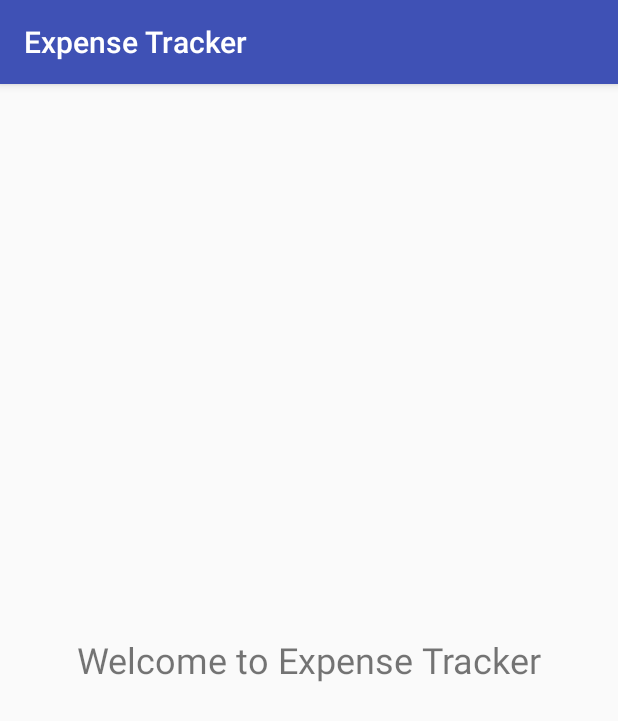
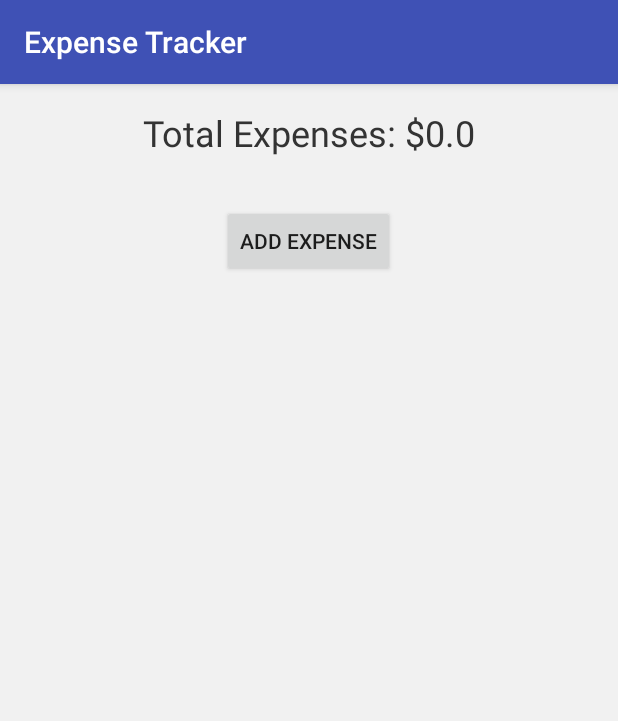
Before and after one commit to Shreeom03/Expense-Tracker-Project, an Android app: the screen it shows after launch (HomeActivity), on a phone screen of 412 x 824 dp. Shown: the top 721 px of the screen. Run offline under Robolectric (Android 15) with nearby library versions, the phone set to English and light mode, and no system bars; our stand-ins replace Firebase (no records; nobody signed in at launch, a user with empty details on screens opened directly).

Commit message:
Updating DB

```diff
--- a/app/build.gradle.kts
+++ b/app/build.gradle.kts
@@ -1,6 +1,6 @@
 plugins {
     alias(libs.plugins.android.application)
-//    id("com.android.application")
+    id("com.android.application")
 //    id("com.google.gms.google-services")
     id("com.google.gms.google-services") version "4.4.2" apply false
 }
@@ -34,6 +34,30 @@ android {
     }
 }
 
+buildscript {
+
+    repositories {
+        // Make sure that you have the following two repositories
+        google()  // Google's Maven repository
+        mavenCentral()  // Maven Central repository
+    }
+
+    dependencies {
+
+        // Add the Maven coordinates and latest version of the plugin
+        classpath ("PLUGIN_MAVEN_COORDINATES:PLUGIN_VERSION")
+    }
+}
+
+allprojects {
+
+    repositories {
+        // Make sure that you have the following two repositories
+        google()  // Google's Maven repository
+        mavenCentral()  // Maven Central repository
+    }
+}
+
 dependencies {
 
     implementation(libs.appcompat)
--- a/app/src/main/java/com/example/labeval/HomeActivity.java
+++ b/app/src/main/java/com/example/labeval/HomeActivity.java
@@ -1,24 +1,103 @@
 package com.example.labeval;
 
+import android.content.Intent;
 import android.os.Bundle;
+import android.view.View;
+import android.widget.Button;
+import android.widget.LinearLayout;
+import android.widget.TextView;
+import android.widget.Toast;
 
-import androidx.activity.EdgeToEdge;
 import androidx.appcompat.app.AppCompatActivity;
-import androidx.core.graphics.Insets;
-import androidx.core.view.ViewCompat;
-import androidx.core.view.WindowInsetsCompat;
+
+import com.google.firebase.firestore.CollectionReference;
+import com.google.firebase.firestore.DocumentSnapshot;
+import com.google.firebase.firestore.FirebaseFirestore;
+import com.google.firebase.firestore.QuerySnapshot;
+
+import java.util.HashMap;
+import java.util.Map;
 
 public class HomeActivity extends AppCompatActivity {
+
+    private TextView totalExpensesText;
+    private LinearLayout expenseCategoriesLayout;
+    private Button addExpenseButton;
+    private FirebaseFirestore db;
 
     @Override
     protected void onCreate(Bundle savedInstanceState) {
         super.onCreate(savedInstanceState);
-        EdgeToEdge.enable(this);
         setContentView(R.layout.activity_home);
-        ViewCompat.setOnApplyWindowInsetsListener(findViewById(R.id.main), (v, insets) -> {
-            Insets systemBars = insets.getInsets(WindowInsetsCompat.Type.systemBars());
-            v.setPadding(systemBars.left, systemBars.top, systemBars.right, systemBars.bottom);
-            return insets;
+
+        // Initialize Firebase Firestore
+        db = FirebaseFirestore.getInstance();
+
+        totalExpensesText = findViewById(R.id.total_expenses);
+        expenseCategoriesLayout = findViewById(R.id.expense_categories);
+        addExpenseButton = findViewById(R.id.add_expense_button);
+
+        // Load expenses from Firestore
+        loadExpenses();
+    }
+
+    private void loadExpenses() {
+        CollectionReference expensesRef = db.collection("expenses");
+
+        // Retrieve all expenses
+        expensesRef.get().addOnCompleteListener(task -> {
+            if (task.isSuccessful()) {
+                // Data is fetched from Firestore
+                QuerySnapshot querySnapshot = task.getResult();
+                double totalExpenses = 0;
+                Map<String, Double> categoryTotals = new HashMap<>();
+
+                // Loop through each document (expense)
+                for (DocumentSnapshot document : querySnapshot.getDocuments()) {
+                    String category = document.getString("category");
+                    double amount = document.getDouble("amount");
+
+                    // Add to total expenses
+                    totalExpenses += amount;
+
+                    // Add amount to category totals
+                    categoryTotals.put(category, categoryTotals.getOrDefault(category, 0.0) + amount);
+                }
+
+                // Update total expenses on the UI
+                totalExpensesText.setText("Total Expenses: $" + totalExpenses);
+
+                // Display category breakdown
+                displayCategoryBreakdown(categoryTotals);
+            } else {
+                Toast.makeText(HomeActivity.this, "Error getting expenses", Toast.LENGTH_SHORT).show();
+            }
         });
     }
+
+    private void displayCategoryBreakdown(Map<String, Double> categoryTotals) {
+        expenseCategoriesLayout.removeAllViews();  // Clear previous data
+
+        // Loop through categories and add to layout
+        for (Map.Entry<String, Double> entry : categoryTotals.entrySet()) {
+            String category = entry.getKey();
+            double total = entry.getValue();
+
+            // Create a TextView for each category
+            TextView categoryTextView = new TextView(this);
+            categoryTextView.setText(category + ": $" + total);
+            categoryTextView.setTextSize(18);
+            categoryTextView.setPadding(0, 8, 0, 8);
+
+            // Add TextView to the layout
+            expenseCategoriesLayout.addView(categoryTextView);
+        }
+    }
+
+    // OnClick method for Add Expense button
+    public void onAddExpenseClick(View view) {
+        // Navigate to Add Expense Activity (assuming you have an AddExpenseActivity)
+        Intent intent = new Intent(HomeActivity.this, AddExpenseActivity.class);
+        startActivity(intent);
+    }
 }
--- a/app/src/main/res/layout/activity_home.xml
+++ b/app/src/main/res/layout/activity_home.xml
@@ -1,13 +1,38 @@
 <!-- res/layout/activity_home.xml -->
-<RelativeLayout xmlns:android="http://schemas.android.com/apk/res/android"
+<LinearLayout xmlns:android="http://schemas.android.com/apk/res/android"
     android:layout_width="match_parent"
-    android:layout_height="match_parent">
+    android:layout_height="match_parent"
+    android:orientation="vertical"
+    android:padding="16dp"
+    android:background="#f1f1f1">
 
+    <!-- Total Expenses Section -->
     <TextView
-        android:id="@+id/main"
+        android:id="@+id/total_expenses"
+        android:layout_width="match_parent"
+        android:layout_height="wrap_content"
+        android:text="Total Expenses: $0"
+        android:textSize="24sp"
+        android:textColor="#333"
+        android:gravity="center"
+        android:paddingBottom="16dp"/>
+
+    <!-- Expenses Breakdown by Category -->
+    <LinearLayout
+        android:id="@+id/expense_categories"
+        android:layout_width="match_parent"
+        android:layout_height="wrap_content"
+        android:orientation="vertical"
+        android:paddingBottom="16dp">
+        <!-- Categories will be dynamically added here -->
+    </LinearLayout>
+
+    <!-- Add Expense Button -->
+    <Button
+        android:id="@+id/add_expense_button"
         android:layout_width="wrap_content"
         android:layout_height="wrap_content"
-        android:text="Welcome to Expense Tracker"
-        android:layout_centerInParent="true"
-        android:textSize="24sp"/>
-</RelativeLayout>
+        android:text="Add Expense"
+        android:layout_gravity="center"
+        android:onClick="onAddExpenseClick"/>
+</LinearLayout>
```
